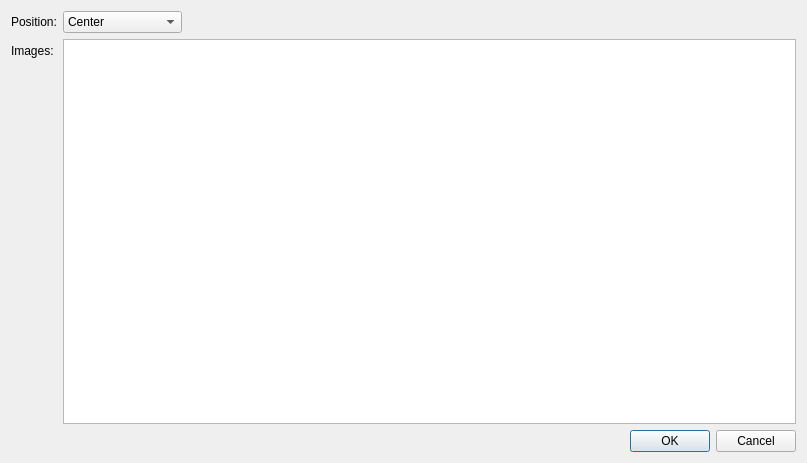
Old version of the form src/plugins/lhtr/imagecollectiondialog.ui in the repository 0xd34df00d/leechcraft.
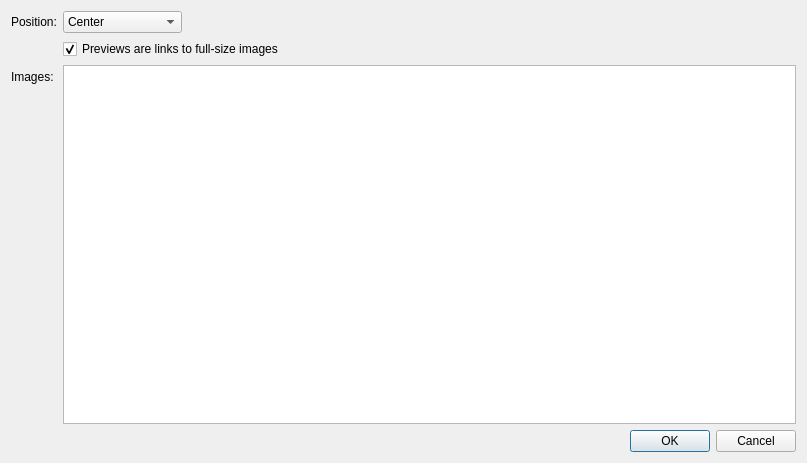
New version of the form.

Commit message: [LHTR] Previews are not necessarily links now.

Diff of the .ui file:
```diff
--- a/src/plugins/lhtr/imagecollectiondialog.ui
+++ b/src/plugins/lhtr/imagecollectiondialog.ui
@@ -53,14 +53,14 @@
      </item>
     </widget>
    </item>
-   <item row="1" column="0">
+   <item row="2" column="0">
     <widget class="QLabel" name="label">
      <property name="text">
       <string>Images:</string>
      </property>
     </widget>
    </item>
-   <item row="1" column="1">
+   <item row="2" column="1">
     <widget class="QTreeView" name="Images_">
      <property name="sizePolicy">
       <sizepolicy hsizetype="Expanding" vsizetype="Expanding">
@@ -73,7 +73,7 @@
      </property>
     </widget>
    </item>
-   <item row="2" column="1">
+   <item row="3" column="1">
     <widget class="QDialogButtonBox" name="buttonBox">
      <property name="orientation">
       <enum>Qt::Horizontal</enum>
@@ -83,6 +83,16 @@
      </property>
     </widget>
    </item>
+   <item row="1" column="1">
+    <widget class="QCheckBox" name="PreviewsAreLinks_">
+     <property name="text">
+      <string>Previews are links to full-size images</string>
+     </property>
+     <property name="checked">
+      <bool>true</bool>
+     </property>
+    </widget>
+   </item>
   </layout>
  </widget>
  <resources/>
```
The commit also changes 3 other files.
